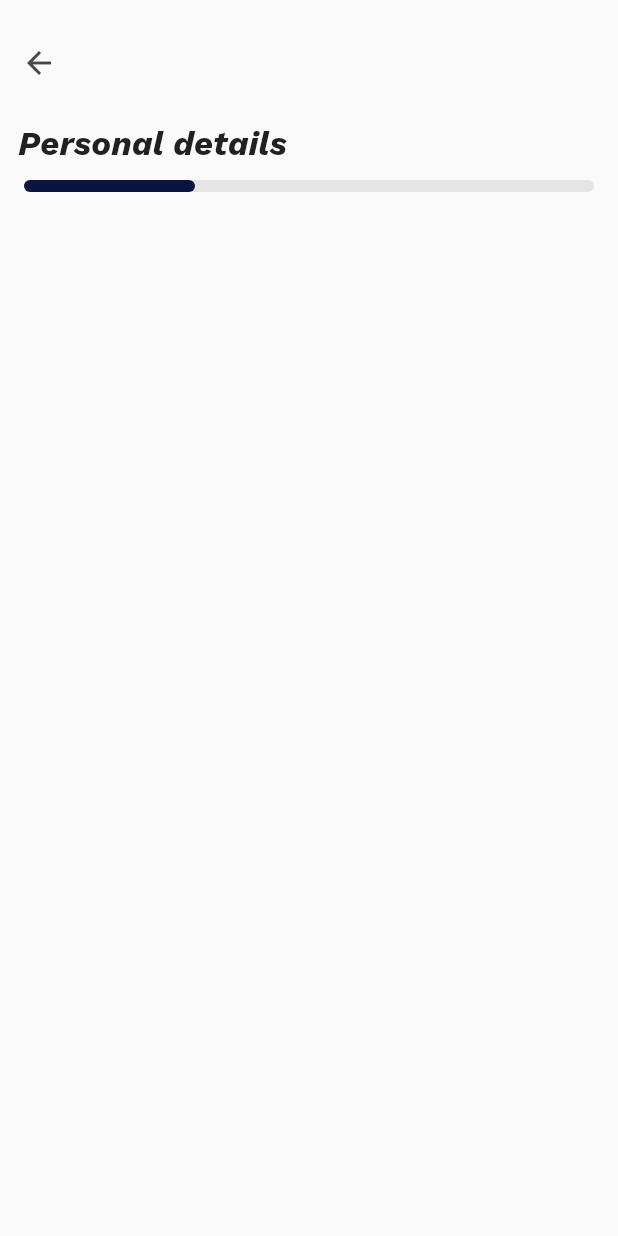
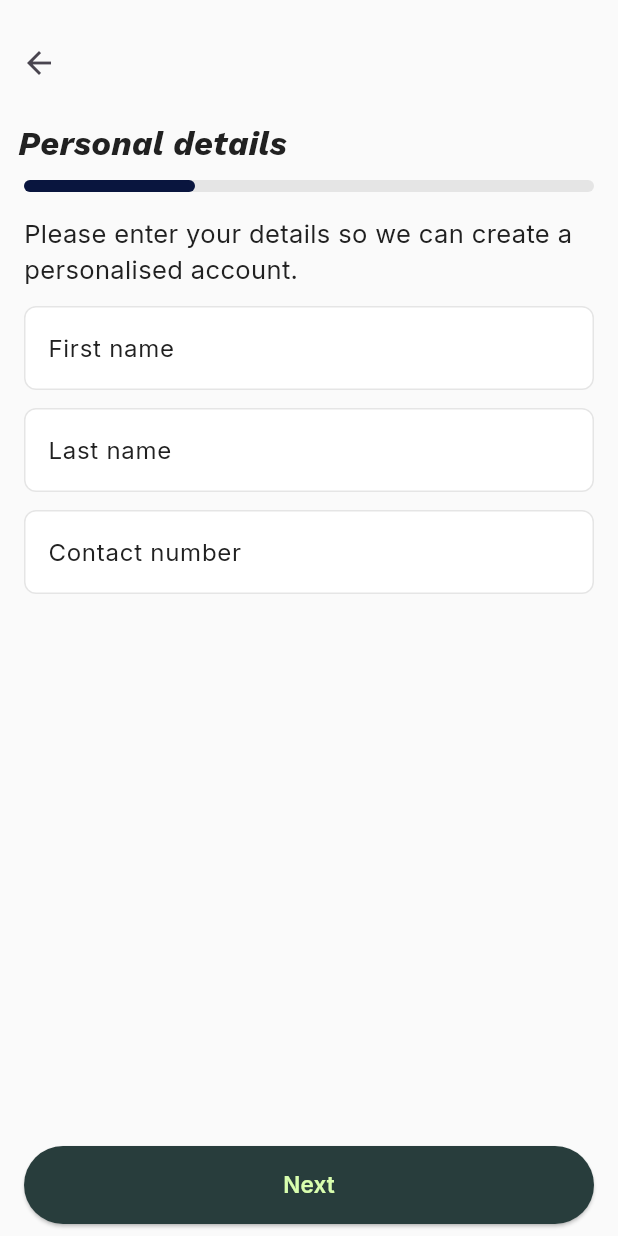
Before and after one commit to KadwaMahesh/Vpp, a Flutter app: the PersonalInfo screen opened directly, on a phone screen of 412 x 824 dp. Run offline on Flutter 3.47's test engine with Material 3 defaults, Android fonts, the phone set to English and light mode, and no system bars; our stand-ins replace get.

Commit message:
Initial commit

```diff
--- a/lib/screens/personalInfo1.dart
+++ b/lib/screens/personalInfo1.dart
@@ -1,10 +1,24 @@
 import 'package:flutter/material.dart';
+import 'package:get/get_core/src/get_main.dart';
+import 'package:get/get_navigation/get_navigation.dart';
+import 'package:vpp/screens/personalInfo2.dart';
 import 'package:vpp/widgets/app_color.dart';
 import 'package:vpp/widgets/app_text_style.dart';
+import 'package:vpp/widgets/button.dart';
 import 'package:vpp/widgets/progressBar.dart';
+import 'package:vpp/widgets/textField.dart';
 
-class PersonalInfo extends StatelessWidget {
+class PersonalInfo extends StatefulWidget {
   const PersonalInfo({super.key});
+
+  @override
+  State<PersonalInfo> createState() => _PersonalInfoState();
+}
+
+class _PersonalInfoState extends State<PersonalInfo> {
+  final TextEditingController _firstNameController = TextEditingController();
+  final TextEditingController _lastNameController = TextEditingController();
+  final TextEditingController _numberController = TextEditingController();
 
   @override
   Widget build(BuildContext context) {
@@ -44,10 +58,58 @@ class PersonalInfo extends StatelessWidget {
           ),
         ),
       ),
-      body: Padding(
-        padding: const EdgeInsets.symmetric(horizontal: 16.0),
-        child: Column(
-          children: [SizedBox(height: 8), LinearProgressBar(value: 0.3)],
+      body: SafeArea(
+        child: Padding(
+          padding: const EdgeInsets.symmetric(horizontal: 16.0),
+          child: Column(
+            children: [
+              Expanded(
+                child: Column(
+                  children: [
+                    SizedBox(height: 8),
+                    LinearProgressBar(value: 0.3),
+                    SizedBox(height: 16),
+                    Text(
+                      'Please enter your details so we can create a personalised account. ',
+                      style: AppTextStyle.heading1,
+                    ),
+                    SizedBox(height: 12),
+                    TextFromField(
+                      borderColor: AppColor.border,
+                      hintText: 'First name',
+                      focusBorder: AppColor.buttonText,
+                      labelText: 'First name',
+                      controller: _firstNameController,
+                    ),
+                    SizedBox(height: 12),
+                    TextFromField(
+                      borderColor: AppColor.border,
+                      hintText: 'Last name',
+                      focusBorder: AppColor.buttonText,
+                      labelText: 'Last name',
+                      controller: _lastNameController,
+                    ),
+                    SizedBox(height: 12),
+                    TextFromField(
+                      borderColor: AppColor.border,
+                      hintText: 'Contact number',
+                      focusBorder: AppColor.buttonText,
+                      labelText: 'Contact number',
+                      controller: _numberController,
+                    ),
+                  ],
+                ),
+              ),
+              CustomButton(
+                buttonText: 'Next',
+                onPressed: () {
+                  Get.to(() => PersonalInfoTwo());
+                },
+                backgroundColor: AppColor.buttonColor,
+              ),
+              SizedBox(height: 8),
+            ],
+          ),
         ),
       ),
     );
```
Also changed, not shown: lib/screens/homePage.dart (+55 -1 lines), lib/screens/personalInfo2.dart (added, +110 -0 lines), lib/screens/personalInfo3.dart (added, +106 -0 lines).
